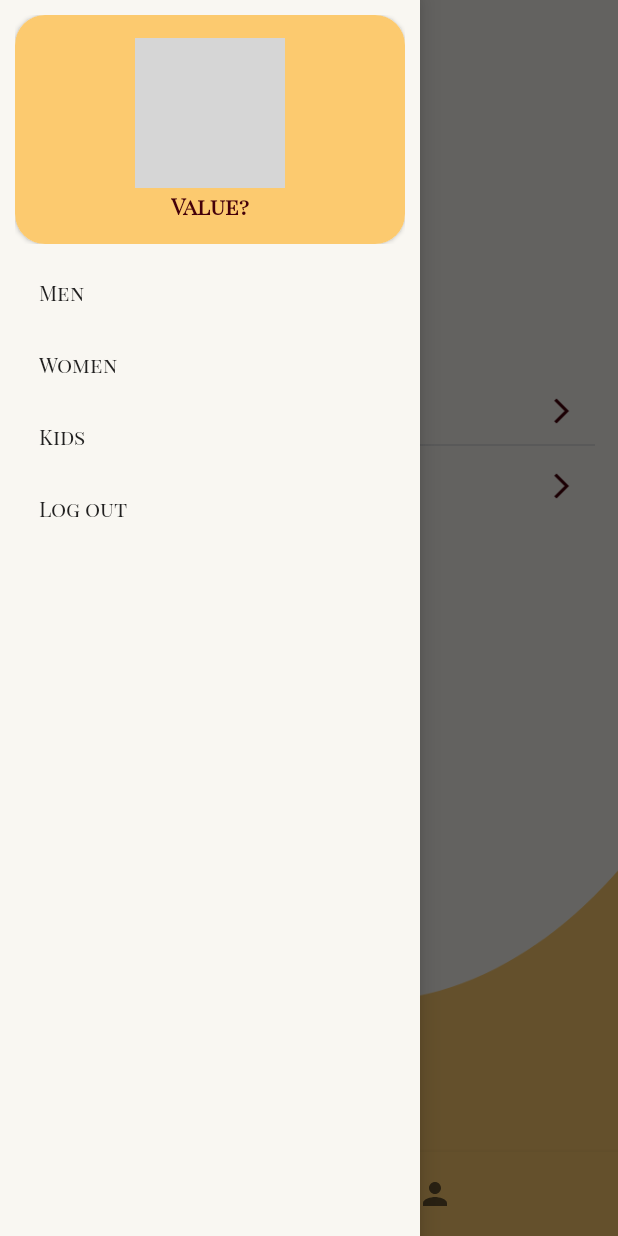
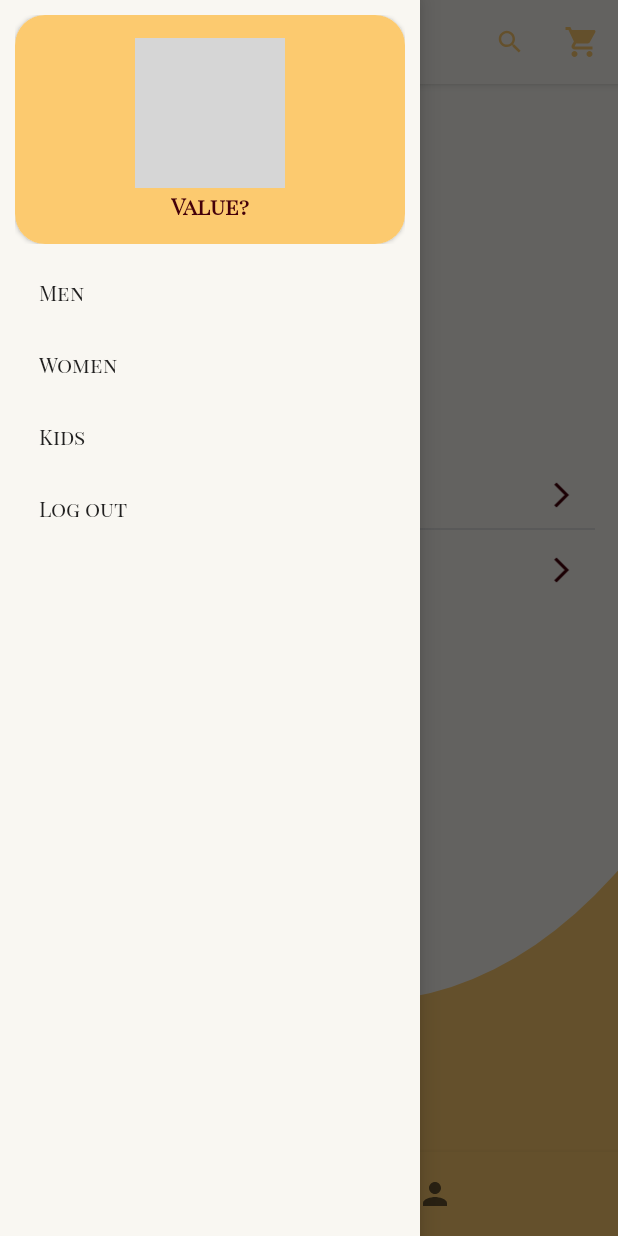
Before and after one commit to aayushirajsingh/ShoppersHub, an Android app: the fragment ProfileFragment placed in its activity, with the side drawer open, on a phone screen of 412 x 824 dp. Run offline under Robolectric (Android 15) with nearby library versions, the phone set to English and light mode, and no system bars; our stand-ins replace CircleImageView; pictures from the network do not load; 1 statement that could not run was skipped; grey boxes are pictures that could not be loaded.

Commit message:
Made changes

```diff
--- a/ShoppersHub/app/src/main/java/com/example/shoppershub/Constants.java
+++ b/ShoppersHub/app/src/main/java/com/example/shoppershub/Constants.java
@@ -3,6 +3,6 @@ package com.example.shoppershub;
 public class Constants {
 
     // Change the IP according to computer's IP.
-    public static final String IP = "192.168.1.10";
+    public static final String IP = "192.168.1.13";
     public static final String BASE_URL_IP = "http://"+IP+"/shoppershub_backend/";
 }
--- a/ShoppersHub/app/src/main/java/com/example/shoppershub/Ui/Fragments/ProfileFragment.java
+++ b/ShoppersHub/app/src/main/java/com/example/shoppershub/Ui/Fragments/ProfileFragment.java
@@ -44,10 +44,10 @@ public class ProfileFragment extends Fragment {
 
         Glide.with(this).load(Constants.BASE_URL_IP+"images/img_profile.jpg").into(binding.profileImage);
 
-        AppCompatActivity activity = (AppCompatActivity) getActivity();
+        /*AppCompatActivity activity = (AppCompatActivity) getActivity();
         if (activity != null) {
             activity.getSupportActionBar().hide();
-        }
+        }*/
 
         binding.llCart.setOnClickListener(new View.OnClickListener() {
             @Override
--- a/ShoppersHub/app/src/main/res/layout/fragment_cart.xml
+++ b/ShoppersHub/app/src/main/res/layout/fragment_cart.xml
@@ -106,6 +106,7 @@
         android:layout_marginBottom="10dp"
         android:background="@drawable/round_button"
         android:text="Checkout"
+        android:fontFamily="@font/playfair"
         android:textColor="@color/romance">
 
     </Button>
--- a/ShoppersHub/app/src/main/res/layout/fragment_profile.xml
+++ b/ShoppersHub/app/src/main/res/layout/fragment_profile.xml
@@ -17,6 +17,7 @@
         <LinearLayout
             android:layout_width="match_parent"
             android:layout_height="wrap_content"
+            android:layout_marginTop="?attr/actionBarSize"
             android:orientation="vertical"
             android:gravity="center"
             android:padding="20dp">
```
Also changed, not shown: ShoppersHub/app/src/main/res/layout/activity_checkout.xml (+6 -2 lines).
